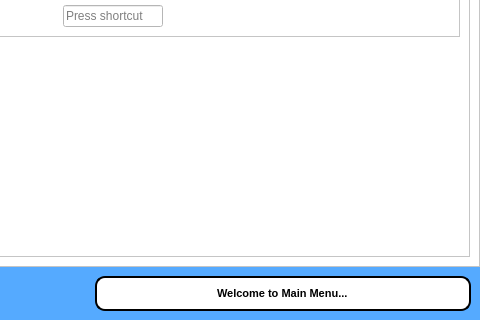
Above: view/main.ui from VanessJ/ITU_Project before the change; both pictures show x 313 to 793 and y 282 to 602 of the 793 by 602 pixel window. Below: the same form after it.
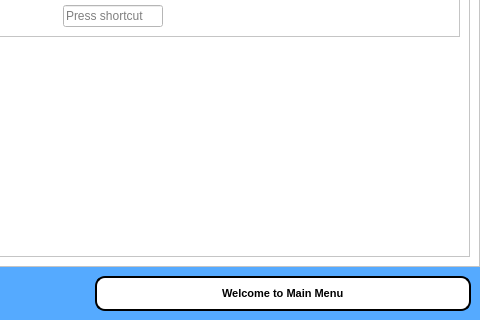
That is the form after the change. Icons and pictures are not drawn. Custom widgets are drawn as their Qt base class.

Patch:
```diff
--- a/view/main.ui
+++ b/view/main.ui
@@ -2301,7 +2301,7 @@
              <string notr="true">border:none</string>
             </property>
             <property name="text">
-             <string>Welcome to Main Menu...</string>
+             <string>Welcome to Main Menu</string>
             </property>
            </widget>
           </item>
```
